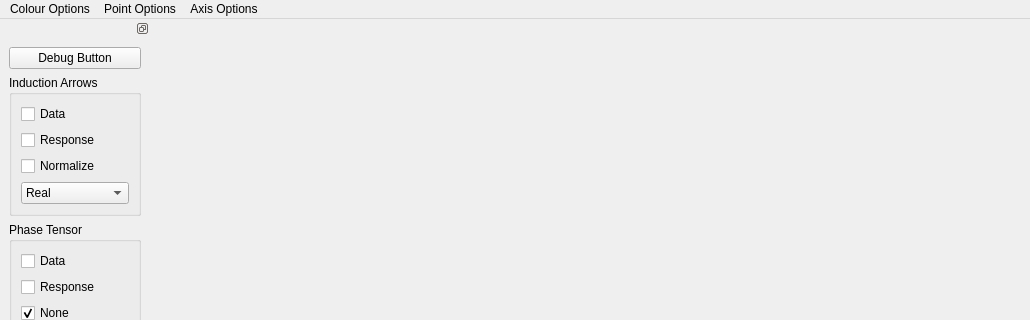
Qt form pyMT/DataGUI/map_viewer.ui (eroots/pyMT) before a commit; both pictures show x 0 to 1030 and y 0 to 320 of the 1030 by 886 pixel window.
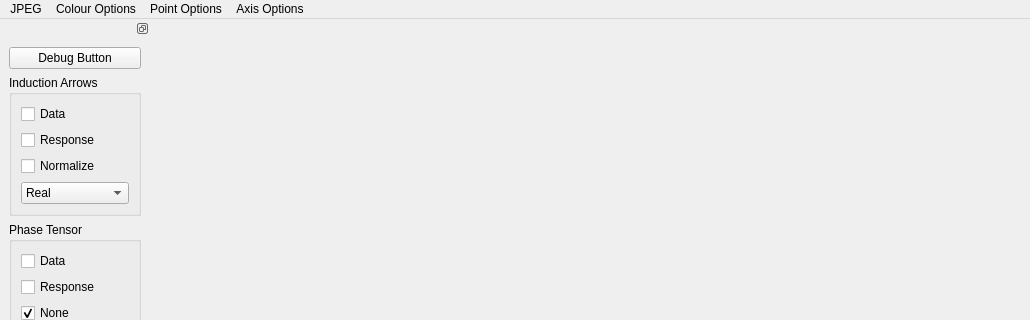
The same form after that commit.

Patch:
```diff
--- a/pyMT/DataGUI/map_viewer.ui
+++ b/pyMT/DataGUI/map_viewer.ui
@@ -7,7 +7,7 @@
     <x>0</x>
     <y>0</y>
     <width>1030</width>
-    <height>769</height>
+    <height>801</height>
    </rect>
   </property>
   <property name="windowTitle">
@@ -128,6 +128,15 @@
     <addaction name="actionEqualAspect"/>
     <addaction name="actionLockAxis"/>
    </widget>
+   <widget class="QMenu" name="menuJPEG">
+    <property name="title">
+     <string>JPEG</string>
+    </property>
+    <addaction name="actionLoad_JPEG"/>
+    <addaction name="actionShow_JPEG"/>
+    <addaction name="actionOpacity"/>
+   </widget>
+   <addaction name="menuJPEG"/>
    <addaction name="menuOptions"/>
    <addaction name="menuPoint_options"/>
    <addaction name="menuAxis_Options"/>
```
Left out of the diff: 54 changed lines with no effect on the pictures.
